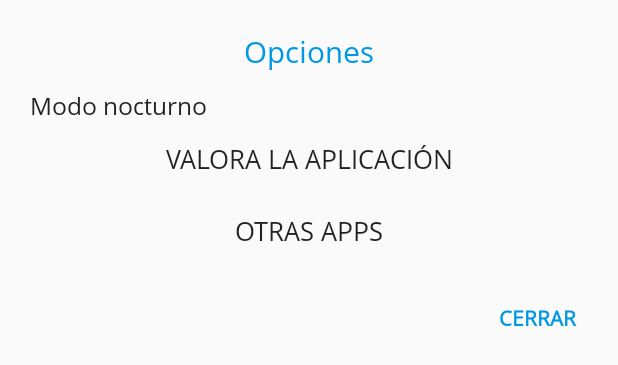
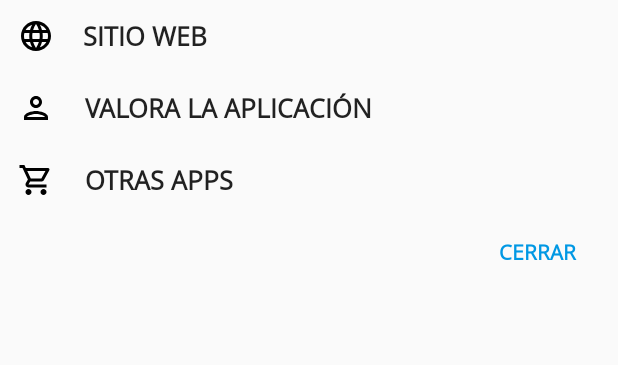
Before and after one commit to hues0s/CineCorellaApp, an Android app: the layout dialog_opciones.xml on its own in the app's theme, with its tools: preview values and no code run, on a phone screen of 412 x 824 dp. Shown: the top 365 px of the screen. Run offline under Robolectric (Android 15) with nearby library versions, the phone set to English and light mode, and no system bars.

Commit message:
por lo pronto, app acabada. Implementadas todas las funciones.

```diff
--- a/app/src/main/java/com/huesosco/cinecorellaapp/OpcionesDialog.kt
+++ b/app/src/main/java/com/huesosco/cinecorellaapp/OpcionesDialog.kt
@@ -25,6 +25,7 @@ class OpcionesDialog(pn: String) : DialogFragment() {
 
         val valoraButton = dialogView.findViewById<Button>(R.id.button_opciones_valora)
         val masAppsButton = dialogView.findViewById<Button>(R.id.button_opciones_masapps)
+        val sitioWebButton = dialogView.findViewById<Button>(R.id.button_opciones_sitioweb)
 
         valoraButton.setOnClickListener {
             try{
@@ -44,6 +45,10 @@ class OpcionesDialog(pn: String) : DialogFragment() {
             }
         }
 
+        sitioWebButton.setOnClickListener {
+            startActivity(Intent(Intent.ACTION_VIEW, Uri.parse("http://www.cinecorella.es")))
+        }
+
 
         dialogButton.setOnClickListener {
             dismiss()
--- a/app/src/main/java/com/huesosco/cinecorellaapp/recycler/RecyclerAdapter.kt
+++ b/app/src/main/java/com/huesosco/cinecorellaapp/recycler/RecyclerAdapter.kt
@@ -61,7 +61,8 @@ class RecyclerAdapter(c: Context, l : ArrayList<RecyclerItemData>, fm : Fragment
                     isFirstResource: Boolean
                 ): Boolean {
                     holder.progressBar.visibility = View.GONE
-                    return false                }
+                    return false
+                }
 
             })
             .into(holder.cartel)
--- /dev/null
+++ b/app/src/main/res/drawable/ic_menu_more.xml
@@ -0,0 +1,9 @@
+<vector xmlns:android="http://schemas.android.com/apk/res/android"
+    android:width="24dp"
+    android:height="24dp"
+    android:viewportWidth="24"
+    android:viewportHeight="24">
+  <path
+      android:fillColor="#FF000000"
+      android:pathData="M7,18c-1.1,0 -1.99,0.9 -1.99,2S5.9,22 7,22s2,-0.9 2,-2 -0.9,-2 -2,-2zM17,18c-1.1,0 -1.99,0.9 -1.99,2s0.89,2 1.99,2 2,-0.9 2,-2 -0.9,-2 -2,-2zM15.55,13c0.75,0 1.41,-0.41 1.75,-1.03l3.58,-6.49c0.37,-0.66 -0.11,-1.48 -0.87,-1.48L5.21,4l-0.94,-2L1,2v2h2l3.6,7.59 -1.35,2.44C4.52,15.37 5.48,17 7,17h12v-2L7,15l1.1,-2h7.45zM6.16,6h12.15l-2.76,5L8.53,11L6.16,6z"/>
+</vector>
--- /dev/null
+++ b/app/src/main/res/drawable/ic_menu_rate.xml
@@ -0,0 +1,9 @@
+<vector xmlns:android="http://schemas.android.com/apk/res/android"
+    android:width="24dp"
+    android:height="24dp"
+    android:viewportWidth="24"
+    android:viewportHeight="24">
+  <path
+      android:fillColor="#FF000000"
+      android:pathData="M12,6c1.1,0 2,0.9 2,2s-0.9,2 -2,2 -2,-0.9 -2,-2 0.9,-2 2,-2m0,10c2.7,0 5.8,1.29 6,2L6,18c0.23,-0.72 3.31,-2 6,-2m0,-12C9.79,4 8,5.79 8,8s1.79,4 4,4 4,-1.79 4,-4 -1.79,-4 -4,-4zM12,14c-2.67,0 -8,1.34 -8,4v2h16v-2c0,-2.66 -5.33,-4 -8,-4z"/>
+</vector>
--- /dev/null
+++ b/app/src/main/res/drawable/ic_menu_web.xml
@@ -0,0 +1,9 @@
+<vector xmlns:android="http://schemas.android.com/apk/res/android"
+    android:width="24dp"
+    android:height="24dp"
+    android:viewportWidth="24"
+    android:viewportHeight="24">
+  <path
+      android:fillColor="#FF000000"
+      android:pathData="M11.99,2C6.47,2 2,6.48 2,12s4.47,10 9.99,10C17.52,22 22,17.52 22,12S17.52,2 11.99,2zM18.92,8h-2.95c-0.32,-1.25 -0.78,-2.45 -1.38,-3.56 1.84,0.63 3.37,1.91 4.33,3.56zM12,4.04c0.83,1.2 1.48,2.53 1.91,3.96h-3.82c0.43,-1.43 1.08,-2.76 1.91,-3.96zM4.26,14C4.1,13.36 4,12.69 4,12s0.1,-1.36 0.26,-2h3.38c-0.08,0.66 -0.14,1.32 -0.14,2s0.06,1.34 0.14,2L4.26,14zM5.08,16h2.95c0.32,1.25 0.78,2.45 1.38,3.56 -1.84,-0.63 -3.37,-1.9 -4.33,-3.56zM8.03,8L5.08,8c0.96,-1.66 2.49,-2.93 4.33,-3.56C8.81,5.55 8.35,6.75 8.03,8zM12,19.96c-0.83,-1.2 -1.48,-2.53 -1.91,-3.96h3.82c-0.43,1.43 -1.08,2.76 -1.91,3.96zM14.34,14L9.66,14c-0.09,-0.66 -0.16,-1.32 -0.16,-2s0.07,-1.35 0.16,-2h4.68c0.09,0.65 0.16,1.32 0.16,2s-0.07,1.34 -0.16,2zM14.59,19.56c0.6,-1.11 1.06,-2.31 1.38,-3.56h2.95c-0.96,1.65 -2.49,2.93 -4.33,3.56zM16.36,14c0.08,-0.66 0.14,-1.32 0.14,-2s-0.06,-1.34 -0.14,-2h3.38c0.16,0.64 0.26,1.31 0.26,2s-0.1,1.36 -0.26,2h-3.38z"/>
+</vector>
--- a/app/src/main/res/layout/dialog_info.xml
+++ b/app/src/main/res/layout/dialog_info.xml
@@ -60,7 +60,7 @@
     />
 
     <ScrollView android:layout_width="match_parent"
-                android:layout_height="wrap_content">
+                android:layout_height="200dp">
 
         <TextView
                 android:id="@+id/text_info_dialog_sinopsis"
--- a/app/src/main/res/layout/dialog_opciones.xml
+++ b/app/src/main/res/layout/dialog_opciones.xml
@@ -5,54 +5,50 @@
         android:orientation="vertical"
         android:layout_width="match_parent"
         android:layout_height="match_parent"
-        android:minWidth="300dp"
+        android:minWidth="270dp"
 
         >
-    <TextView
-            android:layout_width="match_parent"
+
+
+    <Button
+            android:id="@+id/button_opciones_sitioweb"
+            android:layout_width="170dp"
             android:layout_height="wrap_content"
-            android:text="Opciones"
-            android:paddingTop="20dp"
-            android:paddingStart="20dp"
-            android:paddingEnd="20dp"
-            android:textColor="@color/colorAccent"
-            android:gravity="center"
-            android:textSize="20sp"
+            style="@style/Widget.AppCompat.Button.Borderless"
+
+            android:text="sitio web"
+            android:textSize="17sp"
+            android:textStyle="bold"
+
+            android:drawableStart="@drawable/ic_menu_web"
             />
 
-    <TextView
-            android:layout_width="match_parent"
-            android:layout_height="wrap_content"
-            android:paddingTop="11dp"
-            android:paddingStart="20dp"
-            android:paddingEnd="20dp"
-            android:text="Modo nocturno"
-            android:gravity="start"
-            android:textSize="16sp"
-            android:textColor="#212121"
-            />
 
     <Button
             android:id="@+id/button_opciones_valora"
-            android:layout_width="match_parent"
+            android:layout_width="280dp"
             android:layout_height="wrap_content"
             style="@style/Widget.AppCompat.Button.Borderless"
+
             android:text="Valora la aplicación"
             android:textSize="17sp"
+            android:textStyle="bold"
 
+            android:drawableStart="@drawable/ic_menu_rate"
             />
 
     <Button
             android:id="@+id/button_opciones_masapps"
-            android:layout_width="match_parent"
+            android:layout_width="188dp"
             android:layout_height="wrap_content"
             style="@style/Widget.AppCompat.Button.Borderless"
+
             android:text="Otras apps"
             android:textSize="17sp"
+            android:textStyle="bold"
 
+            android:drawableStart="@drawable/ic_menu_more"
             />
-
-
 
 
     <Button
@@ -63,7 +59,6 @@
 
             android:text="Cerrar"
             android:textColor="@color/colorAccent"
-            android:layout_marginTop="10dp"
             android:layout_marginEnd="10dp"
             android:layout_marginBottom="4dp"
             android:layout_gravity="end"
```
